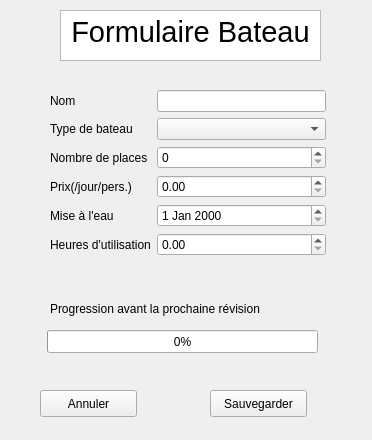
The window that Code/formbateau.ui (GenieLog/TP2_GestionDeFlotte) describes before a commit, drawn with Qt 5.
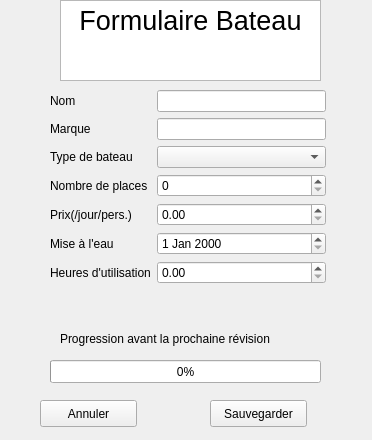
The same window after the commit.

Commit message: ecriture fichier pour bateau

The edit to the form file:
```diff
--- a/Code/formbateau.ui
+++ b/Code/formbateau.ui
@@ -17,24 +17,24 @@
    <property name="geometry">
     <rect>
      <x>60</x>
-     <y>10</y>
+     <y>0</y>
      <width>261</width>
-     <height>51</height>
+     <height>81</height>
     </rect>
    </property>
    <property name="html">
     <string>&lt;!DOCTYPE HTML PUBLIC &quot;-//W3C//DTD HTML 4.0//EN&quot; &quot;http://www.w3.org/TR/REC-html40/strict.dtd&quot;&gt;
 &lt;html&gt;&lt;head&gt;&lt;meta name=&quot;qrichtext&quot; content=&quot;1&quot; /&gt;&lt;style type=&quot;text/css&quot;&gt;
 p, li { white-space: pre-wrap; }
-&lt;/style&gt;&lt;/head&gt;&lt;body style=&quot; font-family:'Ubuntu'; font-size:11pt; font-weight:400; font-style:normal;&quot;&gt;
-&lt;p align=&quot;center&quot; style=&quot; margin-top:0px; margin-bottom:0px; margin-left:0px; margin-right:0px; -qt-block-indent:0; text-indent:0px;&quot;&gt;&lt;span style=&quot; font-size:22pt;&quot;&gt;Formulaire Bateau&lt;/span&gt;&lt;/p&gt;&lt;/body&gt;&lt;/html&gt;</string>
+&lt;/style&gt;&lt;/head&gt;&lt;body style=&quot; font-family:'DejaVu Sans'; font-size:9pt; font-weight:400; font-style:normal;&quot;&gt;
+&lt;p align=&quot;center&quot; style=&quot; margin-top:0px; margin-bottom:0px; margin-left:0px; margin-right:0px; -qt-block-indent:0; text-indent:0px;&quot;&gt;&lt;span style=&quot; font-family:'Ubuntu'; font-size:20pt;&quot;&gt;Formulaire Bateau&lt;/span&gt;&lt;/p&gt;&lt;/body&gt;&lt;/html&gt;</string>
    </property>
   </widget>
   <widget class="QPushButton" name="pushButton">
    <property name="geometry">
     <rect>
      <x>40</x>
-     <y>390</y>
+     <y>400</y>
      <width>97</width>
      <height>27</height>
     </rect>
@@ -47,7 +47,7 @@
    <property name="geometry">
     <rect>
      <x>210</x>
-     <y>390</y>
+     <y>400</y>
      <width>97</width>
      <height>27</height>
     </rect>
@@ -59,8 +59,8 @@
   <widget class="QLabel" name="label_7">
    <property name="geometry">
     <rect>
-     <x>50</x>
-     <y>300</y>
+     <x>60</x>
+     <y>330</y>
      <width>271</width>
      <height>17</height>
     </rect>
@@ -72,8 +72,8 @@
   <widget class="QProgressBar" name="progressBar">
    <property name="geometry">
     <rect>
-     <x>47</x>
-     <y>330</y>
+     <x>50</x>
+     <y>360</y>
      <width>271</width>
      <height>23</height>
     </rect>
@@ -82,13 +82,13 @@
     <number>0</number>
    </property>
   </widget>
-  <widget class="QWidget" name="">
+  <widget class="QWidget" name="layoutWidget">
    <property name="geometry">
     <rect>
      <x>50</x>
      <y>90</y>
      <width>276</width>
-     <height>194</height>
+     <height>221</height>
     </rect>
    </property>
    <layout class="QFormLayout" name="formLayout">
@@ -105,56 +105,66 @@
     <item row="0" column="1">
      <widget class="QLineEdit" name="lineEdit"/>
     </item>
-    <item row="1" column="0">
+    <item row="2" column="0">
      <widget class="QLabel" name="label_2">
       <property name="text">
        <string>Type de bateau</string>
       </property>
      </widget>
     </item>
-    <item row="1" column="1">
+    <item row="2" column="1">
      <widget class="QComboBox" name="comboBox"/>
     </item>
-    <item row="2" column="0">
+    <item row="3" column="0">
      <widget class="QLabel" name="label_3">
       <property name="text">
        <string>Nombre de places</string>
       </property>
      </widget>
     </item>
-    <item row="2" column="1">
+    <item row="3" column="1">
      <widget class="QSpinBox" name="spinBox"/>
     </item>
-    <item row="3" column="0">
+    <item row="4" column="0">
      <widget class="QLabel" name="label_4">
       <property name="text">
        <string>Prix(/jour/pers.)</string>
       </property>
      </widget>
     </item>
-    <item row="4" column="0">
+    <item row="5" column="0">
      <widget class="QLabel" name="label_5">
       <property name="text">
        <string>Mise à l'eau</string>
       </property>
      </widget>
     </item>
-    <item row="5" column="0">
+    <item row="6" column="0">
      <widget class="QLabel" name="label_6">
       <property name="text">
        <string>Heures d'utilisation</string>
       </property>
      </widget>
     </item>
-    <item row="4" column="1">
-     <widget class="QDateEdit" name="dateEdit"/>
-    </item>
     <item row="5" column="1">
+     <widget class="QDateEdit" name="dateEdit"/>
+    </item>
+    <item row="6" column="1">
      <widget class="QDoubleSpinBox" name="doubleSpinBox"/>
     </item>
-    <item row="3" column="1">
+    <item row="4" column="1">
      <widget class="QDoubleSpinBox" name="doubleSpinBox_2"/>
     </item>
+    <item row="1" column="0">
+     <widget class="QLabel" name="label_8">
+      <property name="text">
+       <string>Marque</string>
+      </property>
+     </widget>
+    </item>
+    <item row="1" column="1">
+     <widget class="QLineEdit" name="lineEdit_2"/>
+    </item>
    </layout>
   </widget>
  </widget>
```
Left out of the diff: 4 changed lines with no effect on the pictures. The commit also changes 9 other files.
